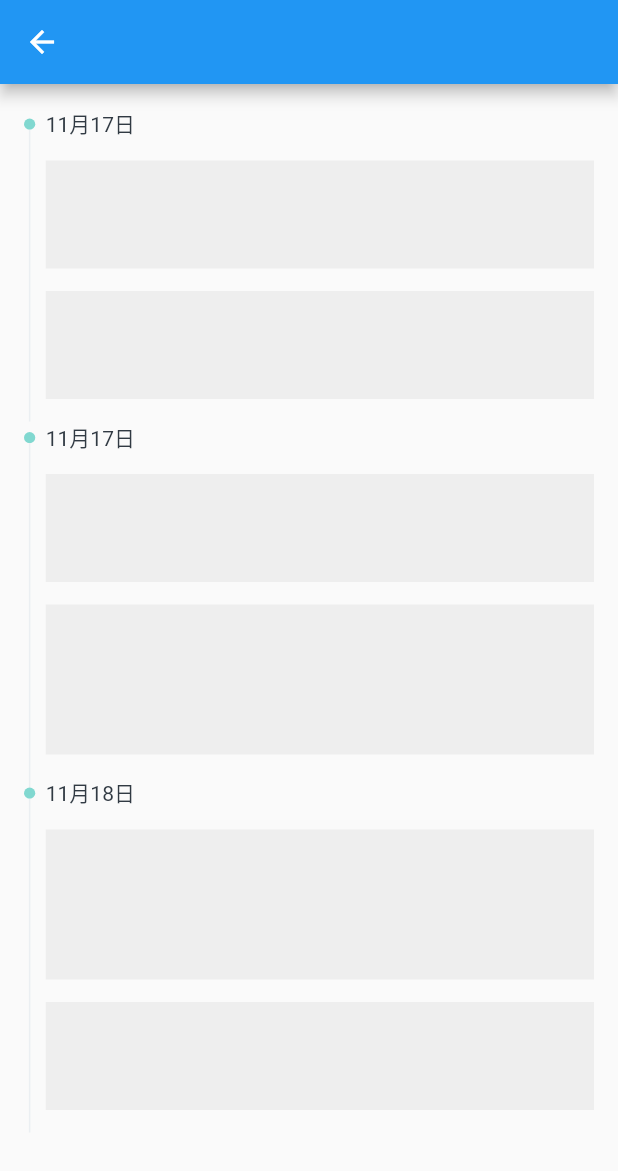
After one commit to zzz1029335886/jui, a Flutter app: the EventAxisPage screen opened directly, on a phone screen of 412 x 824 dp. The commit adds this screen. Shown: the top 1171 px of the screen. Run offline on Flutter 3.47's test engine with Material 2 defaults, Android fonts, the phone set to English and light mode, and no system bars; our stand-ins replace easy_refresh; missing offline and left inert: flutter_picker, image_pickers, jieluoxuan_bundle_base; statements that could not run were skipped.

Commit message:
新增标题线组件

```diff
--- /dev/null
+++ b/example/lib/common/event_axis_page.dart
@@ -0,0 +1,68 @@
+import 'package:flutter/material.dart';
+import 'package:jui/jui.dart';
+
+class EventAxisPage extends StatefulWidget {
+  const EventAxisPage({super.key});
+  @override
+  State<EventAxisPage> createState() => _EventAxisStatePage();
+}
+
+class _EventAxisStatePage extends State<EventAxisPage> {
+  @override
+  Widget build(BuildContext context) {
+    return Scaffold(
+      appBar: AppBar(
+        title: Text(''),
+      ),
+      body: SafeArea(
+          child: Container(
+        padding: EdgeInsets.all(16),
+        child: SingleChildScrollView(
+          child: Column(children: [
+            JUITitleLineWidget(
+              isShowTopLine: false,
+              title: '11月17日',
+              itemHeight: 72,
+              children: [
+                Container(
+                  color: Colors.grey[200],
+                ),
+                Container(
+                  color: Colors.grey[200],
+                ),
+              ],
+            ),
+            JUITitleLineWidget(
+              isShowTopLine: false,
+              title: '11月17日',
+              itemHeights: [72, 100],
+              children: [
+                Container(
+                  color: Colors.grey[200],
+                ),
+                Container(
+                  color: Colors.grey[200],
+                ),
+              ],
+            ),
+            JUITitleLineWidget(
+              isShowTopLine: true,
+              title: '11月18日',
+              itemsHeight: 172,
+              children: [
+                Container(
+                  color: Colors.grey[200],
+                  height: 100,
+                ),
+                Container(
+                  color: Colors.grey[200],
+                  height: 72,
+                ),
+              ],
+            ),
+          ]),
+        ),
+      )),
+    );
+  }
+}
--- a/example/lib/common/jui_common_page.dart
+++ b/example/lib/common/jui_common_page.dart
@@ -1,3 +1,4 @@
+import 'package:example/common/event_axis_page.dart';
 import 'package:example/common/input_page.dart';
 import 'package:example/common/jui_form_page.dart';
 import 'package:example/common/jui_header_scroll_view_page.dart';
@@ -147,6 +148,14 @@ class _JUICommonPageState extends State<JUICommonPage> {
                 onPressed: () {
                   JUIShare.sheetShow(context: context);
                 }),
+            ListButton(
+                title: 'Event axis(事件轴)',
+                onPressed: () {
+                  Navigator.of(context)
+                      .push(MaterialPageRoute(builder: (context) {
+                    return EventAxisPage();
+                  }));
+                }),
 
             ListButton(
                 title: 'GridPhotoViewer',
--- a/lib/src/common/jui_common.dart
+++ b/lib/src/common/jui_common.dart
@@ -14,3 +14,4 @@ export 'jui_picker.dart';
 export 'jui_input_page.dart';
 export 'jui_bottom_animated.dart';
 export 'jui_edit_state_animated.dart';
+export 'jui_title_line.dart';
--- a/lib/src/common/jui_tabbar_scroll_view.dart
+++ b/lib/src/common/jui_tabbar_scroll_view.dart
@@ -48,7 +48,6 @@ class JUITabBarScrollView extends StatefulWidget {
   final bool isScrollable;
   final Decoration? headerDecoration;
   final JUITabBarScrollViewHeaderContainer? headerContainer;
-  final Widget? underHeaderSliver;
   final bool? Function(int index)? tabBarOnTap;
   final double titleExtraWidth;
   final EdgeInsetsGeometry titlePadding;
@@ -60,7 +59,6 @@ class JUITabBarScrollView extends StatefulWidget {
       this.bodyWidgetBuilder,
       this.headerDecoration,
       this.headerContainer,
-      this.underHeaderSliver,
       this.widgets,
       this.sliversBuilder,
       this.sliverScrollController,
@@ -202,7 +200,6 @@ class _JUITabBarScrollViewState extends State<JUITabBarScrollView>
             ),
           if (widget.sliversBuilder == null) headerWidget(),
           // headerWidget(),
-          if (widget.underHeaderSliver != null) widget.underHeaderSliver!
         ];
       },
     );
--- /dev/null
+++ b/lib/src/common/jui_title_line.dart
@@ -0,0 +1,151 @@
+import 'package:flutter/material.dart';
+import 'package:jui/jui.dart';
+
+class JUITitleLineWidget extends StatelessWidget {
+  /// 是否显示指示器上的竖线
+  final bool isShowTopLine;
+
+  /// 高度相同时，每一个的高度
+  final double? itemHeight;
+
+  /// 高度不相同时，高度数组
+  final List<double>? itemHeights;
+
+  /// 高度不相同时，总高度
+  final double? itemsHeight;
+
+  /// 上下间距
+  final double itemPadding;
+
+  /// 子集
+  final List<Widget> children;
+
+  /// 标题
+  final String title;
+
+  /// 自定义标题
+  final Widget? customTitle;
+
+  /// 标题
+  final TextStyle? titleTextStyle;
+
+  /// 指示器宽度
+  final double indicatorWidth;
+
+  /// 指示器颜色
+  final Color indicatorColor;
+
+  /// 自定义指示器
+  final Widget? customIndicator;
+
+  const JUITitleLineWidget(
+      {Key? key,
+      required this.title,
+      required this.isShowTopLine,
+      this.itemPadding = 15,
+      this.indicatorColor = const Color.fromRGBO(129, 216, 208, 1),
+      this.indicatorWidth = 7.5,
+      this.customIndicator,
+      this.customTitle,
+      this.titleTextStyle,
+      this.itemHeight,
+      this.itemHeights,
+      this.itemsHeight,
+      required this.children})
+      : super(key: key);
+
+  @override
+  Widget build(BuildContext context) {
+    double totalHeight = 0;
+
+    if (itemHeight != null) {
+      totalHeight = (itemHeight! + itemPadding) * children.length;
+    } else if (itemHeights != null) {
+      for (var itemHeight in itemHeights!) {
+        totalHeight += itemHeight + itemPadding;
+      }
+    } else if (itemsHeight != null) {
+      totalHeight += itemsHeight! + itemPadding * children.length;
+    }
+
+    Widget titleWidget;
+    if (customTitle != null) {
+      titleWidget = customTitle!;
+    } else if (titleTextStyle != null) {
+      titleWidget = Text(
+        title,
+        style: titleTextStyle,
+      );
+    } else {
+      titleWidget = JUIText(
+        title,
+        fontSize: 14,
+      );
+    }
+
+    return SizedBox(
+      height: 35 + totalHeight,
+      child: Row(
+        crossAxisAlignment: CrossAxisAlignment.stretch,
+        children: [
+          Column(
+            children: [
+              Container(
+                color: isShowTopLine
+                    ? const Color.fromRGBO(235, 239, 242, 1)
+                    : null,
+                width: 1,
+                height: 7,
+              ),
+              customIndicator ??
+                  Container(
+                    width: indicatorWidth,
+                    height: indicatorWidth,
+                    decoration: BoxDecoration(
+                        borderRadius: BorderRadius.all(
+                            Radius.circular(indicatorWidth * 0.5)),
+                        color: indicatorColor),
+                  ),
+              Expanded(
+                child: Container(
+                  color: const Color.fromRGBO(235, 239, 242, 1),
+                  width: 1,
+                ),
+              )
+            ],
+          ),
+          const SizedBox(
+            width: 7,
+          ),
+          Expanded(
+            child: Column(
+              crossAxisAlignment: CrossAxisAlignment.stretch,
+              children: [
+                SizedBox(
+                  height: 35,
+                  child: Column(
+                    crossAxisAlignment: CrossAxisAlignment.stretch,
+                    children: [
+                      titleWidget,
+                      const SizedBox(
+                        height: 15,
+                      ),
+                    ],
+                  ),
+                ),
+                ...children.asMap().entries.map((map) {
+                  var element = map.value;
+                  return Container(
+                    height: itemHeight ?? itemHeights?[map.key],
+                    margin: const EdgeInsets.only(bottom: 15),
+                    child: element,
+                  );
+                }).toList(),
+              ],
+            ),
+          )
+        ],
+      ),
+    );
+  }
+}
```
